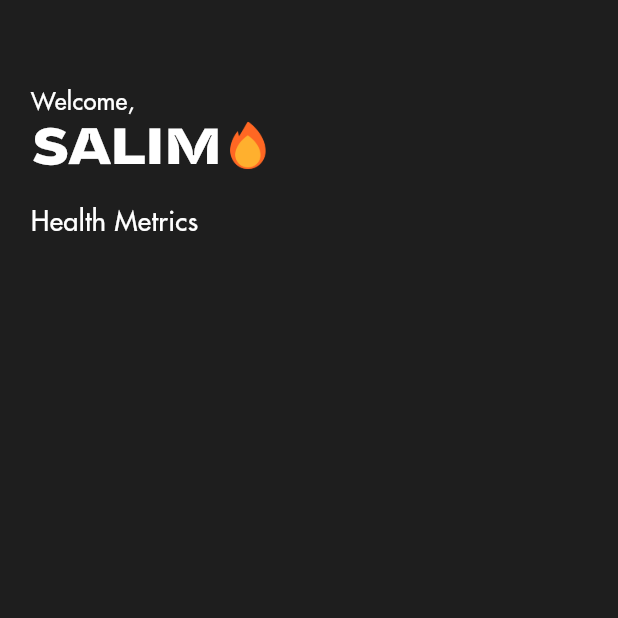
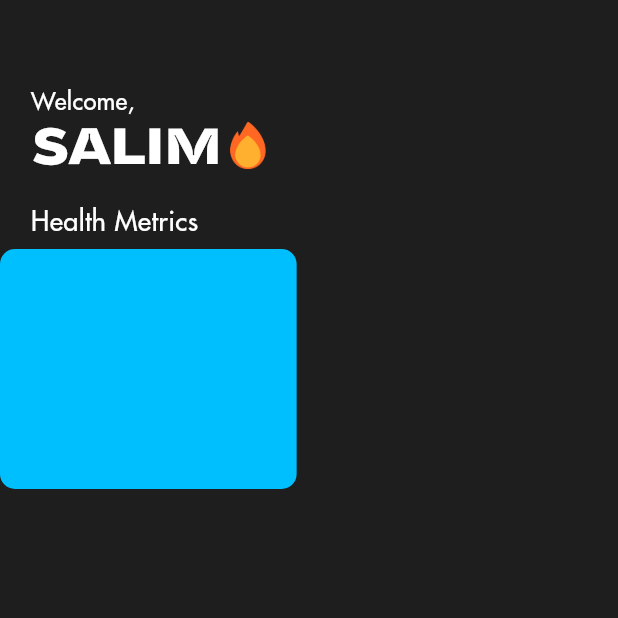
Before and after one commit to Salim-Ali-94/neutrino, a Flutter app: the screen it shows after launch, on a phone screen of 412 x 824 dp, the top half of it. Run offline on Flutter 3.47's test engine with Material 2 defaults, Android fonts, the phone set to English and light mode, and no system bars.

Commit message:
created the card

```diff
--- a/lib/widgets/info_card.dart
+++ b/lib/widgets/info_card.dart
@@ -1,4 +1,5 @@
 import "package:flutter/material.dart";
+import "package:neutrino/utility/constants.dart";
 
 
 class InfoCard extends StatelessWidget {
@@ -8,7 +9,10 @@ class InfoCard extends StatelessWidget {
   @override
   Widget build(BuildContext context) {
 
-    return Container();
+    final screenWidth = MediaQuery.of(context).size.width;
+
+    return Container(height: 160, width: screenWidth*0.48,
+                     decoration: BoxDecoration(color: ocean, borderRadius: BorderRadius.all(Radius.circular(10))));
 
   }
 
```
Also changed, not shown: lib/utility/constants.dart (+7 -0 lines).
